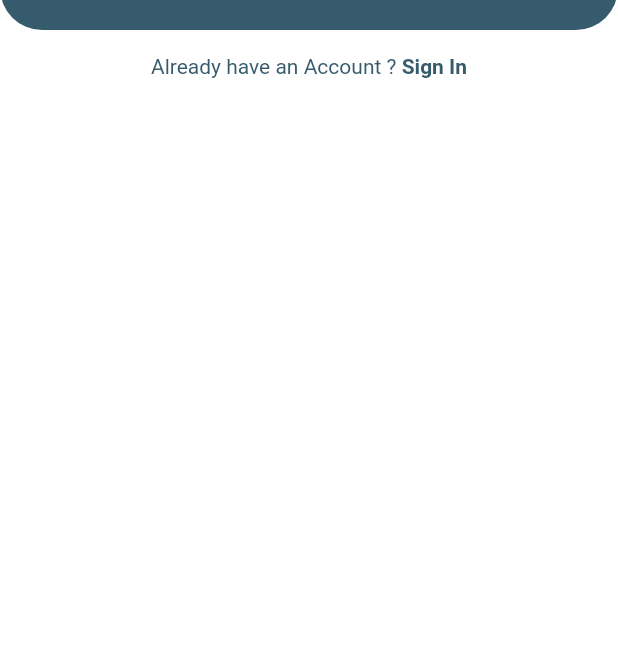
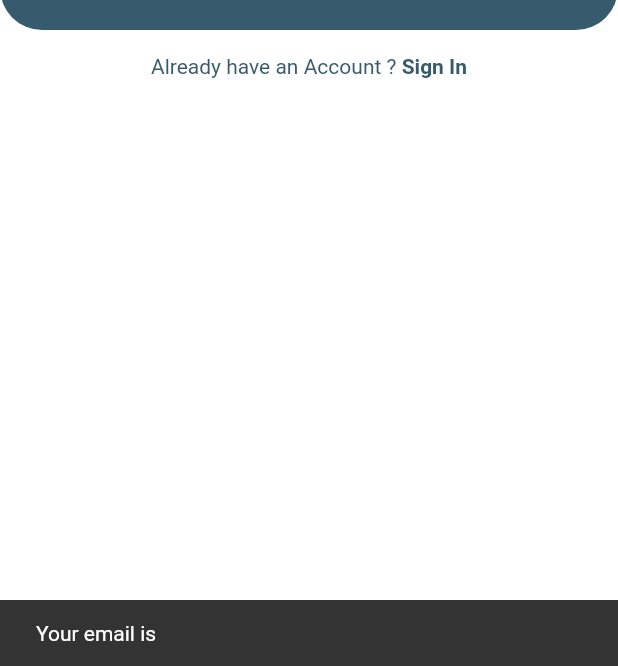
Before and after one commit to vinayakgupta29/Flutter_signup_page, a Flutter app: the SignUpForm widget shown alone on an empty page, opened directly, after a tap on "SIGN UP", on a phone screen of 412 x 824 dp, the part 570-1236 px from its top. Run offline on Flutter 3.47's test engine with Material 2 defaults, Android fonts, the phone set to English and light mode, and no system bars.

Commit message:
email validation is added
email validation is added

```diff
--- a/lib/signup/signupform.dart
+++ b/lib/signup/signupform.dart
@@ -70,7 +70,18 @@ class _SignUpFormState extends State<SignUpForm>{
             Hero(
             tag:'singup_btn',
             child: ElevatedButton(
-              onPressed: () { },
+              onPressed: () {
+              final form = formKey.currentState!;
+
+              if (form.validate()) {
+                final email = emailController.text;
+
+                ScaffoldMessenger.of(context)
+                ..removeCurrentSnackBar()
+                ..showSnackBar(SnackBar(
+                content: Text('Your email is $email'),
+              ));}
+              },
               style: ElevatedButton.styleFrom(
                   primary: kPrimaryColor, elevation: 0),
               child: Text(
```
